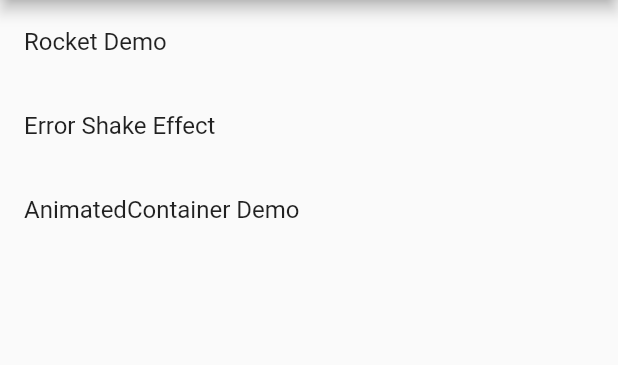
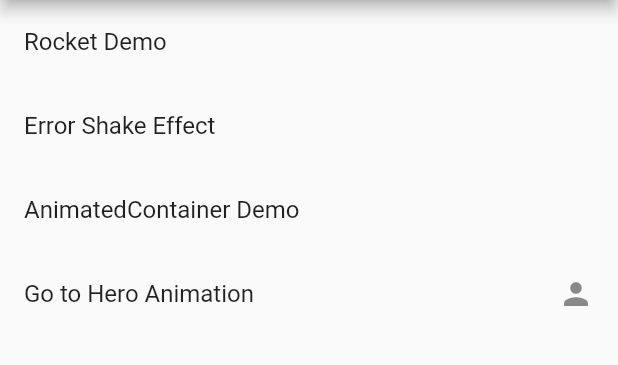
Before and after one commit to ChrisWongAtCUHK/flutter_animations_demo, a Flutter app: the screen it shows after launch, on a phone screen of 412 x 824 dp, the part 84-449 px from its top. Run offline on Flutter 3.47's test engine with Material 2 defaults, Android fonts, the phone set to English and light mode, and no system bars.

Commit message:
Hero animation

```diff
--- a/lib/main.dart
+++ b/lib/main.dart
@@ -3,6 +3,7 @@ import 'package:flutter_animations_demo/views/animatedcontainer_demo.dart';
 import 'package:flutter_animations_demo/views/home.dart';
 import 'package:flutter_animations_demo/views/rocket.dart';
 import 'package:flutter_animations_demo/views/error_shake.dart';
+import 'package:flutter_animations_demo/views/hero_animation.dart';
 
 void main() => runApp(const MyApp());
 
@@ -22,6 +23,7 @@ class MyApp extends StatelessWidget {
         '/rocket': (context) => const RocketScreen(),
         '/error_shake': (context) => const ErrorShakeScreen(),
         '/animatedcontainer_demo': (context) => const AnimatedContainerScreen(),
+        '/hero_animation': (context) => const HeroAnimationScreen(),
       },
     );
   }
--- a/lib/views/home.dart
+++ b/lib/views/home.dart
@@ -23,6 +23,15 @@ class HomeScreen extends StatelessWidget {
               onTap: () =>
                   Navigator.pushNamed(context, '/animatedcontainer_demo'),
             ),
+            ListTile(
+              trailing: const Hero(
+                // this must be equal to the other tag
+                tag: 'tag-1',
+                child: Icon(Icons.person),
+              ),
+              onTap: () => Navigator.pushNamed(context, '/hero_animation'),
+              title: const Text('Go to Hero Animation'),
+            ),
           ],
         ),
       ),
```
Also changed, not shown: lib/views/hero_animation.dart (added, +29 -0 lines).
